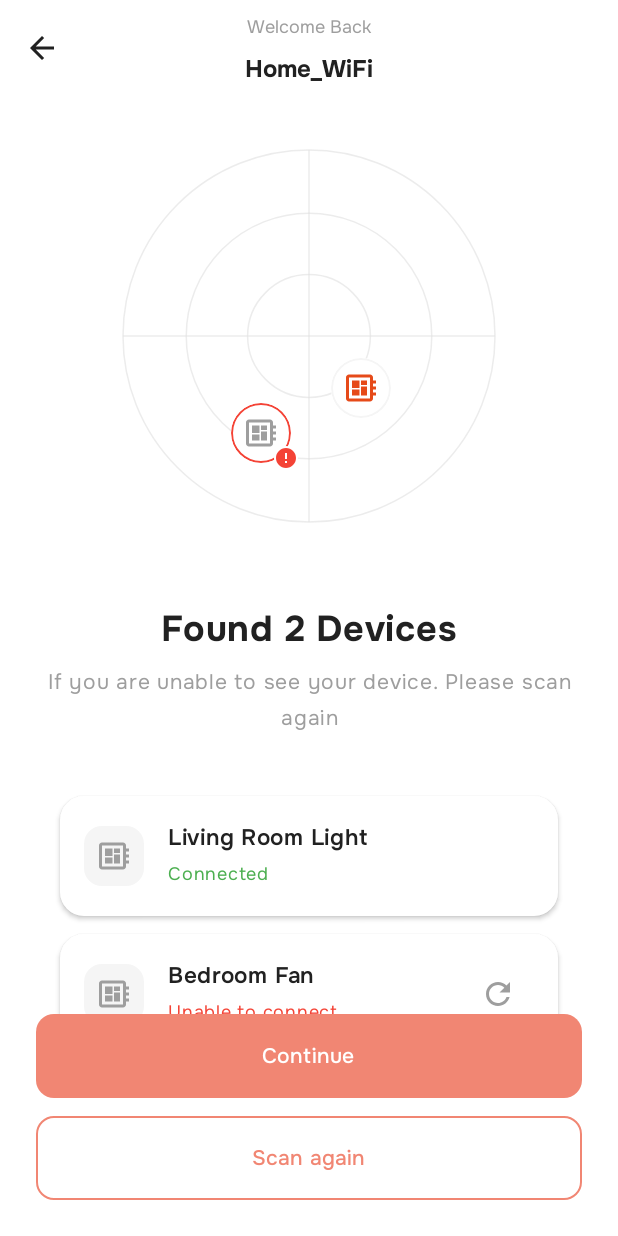
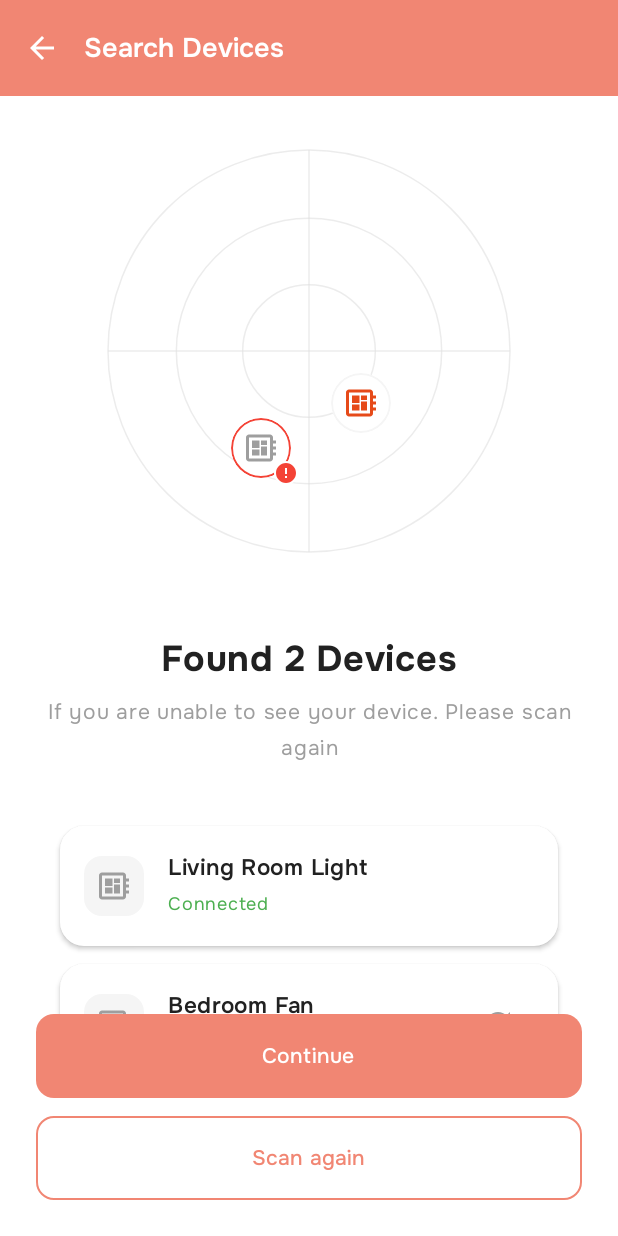
Before and after one commit to Sumit-Dev-07/Home-Automation-Demo, an Android app built with Jetpack Compose: the @Preview function SearchDeviceResultsPreview, on a phone screen of 412 x 824 dp. Run offline under Robolectric (Android 15) with nearby library versions, the light colour scheme and no system bars; our stand-ins replace Dagger/Hilt's generated code; libraries missing offline, so code that uses them is left out: androidx.hilt.lifecycle.

Commit message:
Refine ui.

```diff
--- a/app/src/main/java/com/app/iot/ui/components/CommonTopAppBar.kt
+++ b/app/src/main/java/com/app/iot/ui/components/CommonTopAppBar.kt
@@ -15,6 +15,7 @@ import androidx.compose.ui.text.TextStyle
 import androidx.compose.ui.unit.sp
 import com.app.iot.R
 import com.app.iot.ui.theme.AppFont
+import com.app.iot.ui.theme.AppPalette
 
 @OptIn(ExperimentalMaterial3Api::class)
 @Composable
@@ -51,7 +52,7 @@ fun CommonTopAppBar(
         },
         actions = actions,
         colors = TopAppBarDefaults.topAppBarColors(
-            containerColor = MaterialTheme.colorScheme.primary
+            containerColor = AppPalette.secondary
         )
     )
 }
--- a/app/src/main/java/com/app/iot/ui/features/home/search/SearchDeviceScreen.kt
+++ b/app/src/main/java/com/app/iot/ui/features/home/search/SearchDeviceScreen.kt
@@ -10,31 +10,21 @@ import androidx.compose.animation.fadeIn
 import androidx.compose.animation.fadeOut
 import androidx.compose.animation.shrinkVertically
 import androidx.compose.foundation.BorderStroke
-import androidx.compose.foundation.background
 import androidx.compose.foundation.layout.Arrangement
 import androidx.compose.foundation.layout.Box
 import androidx.compose.foundation.layout.Column
 import androidx.compose.foundation.layout.Spacer
-import androidx.compose.foundation.layout.WindowInsets
 import androidx.compose.foundation.layout.fillMaxSize
 import androidx.compose.foundation.layout.fillMaxWidth
 import androidx.compose.foundation.layout.height
 import androidx.compose.foundation.layout.padding
-import androidx.compose.foundation.layout.statusBars
-import androidx.compose.foundation.layout.width
-import androidx.compose.foundation.layout.windowInsetsTopHeight
 import androidx.compose.foundation.shape.RoundedCornerShape
 import androidx.compose.material3.Button
 import androidx.compose.material3.ButtonDefaults
-import androidx.compose.material3.ExperimentalMaterial3Api
-import androidx.compose.material3.Icon
-import androidx.compose.material3.IconButton
 import androidx.compose.material3.OutlinedButton
 import androidx.compose.material3.Scaffold
 import androidx.compose.material3.Text
 import androidx.compose.material3.TextButton
-import androidx.compose.material3.TopAppBar
-import androidx.compose.material3.TopAppBarDefaults
 import androidx.compose.runtime.Composable
 import androidx.compose.runtime.DisposableEffect
 import androidx.compose.runtime.LaunchedEffect
@@ -45,17 +35,15 @@ import androidx.compose.runtime.remember
 import androidx.compose.runtime.setValue
 import androidx.compose.ui.Alignment
 import androidx.compose.ui.Modifier
-import androidx.compose.ui.graphics.Color
 import androidx.compose.ui.platform.LocalContext
 import androidx.compose.ui.platform.LocalView
-import androidx.compose.ui.res.painterResource
 import androidx.compose.ui.text.style.TextAlign
 import androidx.compose.ui.tooling.preview.Preview
 import androidx.compose.ui.unit.dp
 import androidx.compose.ui.unit.sp
 import androidx.core.view.WindowCompat
 import androidx.hilt.lifecycle.viewmodel.compose.hiltViewModel
-import com.app.iot.R
+import com.app.iot.ui.components.CommonTopAppBar
 import com.app.iot.ui.features.home.search.components.DiscoveryList
 import com.app.iot.ui.features.home.search.components.RadarGraphic
 import com.app.iot.ui.features.home.viewmodel.ConnectionStatus
@@ -86,7 +74,6 @@ fun SearchDeviceScreen(
 	if (isPreview()) {
 		SearchDeviceContent(
 			step = SearchFlowStep.INITIAL,
-			wifiSsid = "Home_WiFi",
 			devices = emptyList(),
 			permissionMessage = null,
 			showOpenSettings = false,
@@ -110,7 +97,6 @@ fun SearchDeviceScreen(
 	var showOpenSettings by remember { mutableStateOf(false) }
 	val discoveryState by homeViewModel.discoveryState.collectAsState()
 	val scanState by homeViewModel.scanState.collectAsState()
-	val wifiSsid = remember { homeViewModel.getWifiSsid() }
 
 	fun startScan() {
 		permissionMessage = null
@@ -166,7 +152,6 @@ fun SearchDeviceScreen(
 
 	SearchDeviceContent(
 		step = currentStep,
-		wifiSsid = wifiSsid,
 		devices = discoveryState,
 		permissionMessage = permissionMessage,
 		showOpenSettings = showOpenSettings,
@@ -192,11 +177,9 @@ fun SearchDeviceScreen(
 	)
 }
 
-@OptIn(ExperimentalMaterial3Api::class)
 @Composable
 private fun SearchDeviceContent(
 	step: SearchFlowStep,
-	wifiSsid: String,
 	devices: List<DeviceDiscoveryStatus>,
 	permissionMessage: String?,
 	showOpenSettings: Boolean,
@@ -237,42 +220,11 @@ private fun SearchDeviceContent(
 		}
 	}
 
-	Box(modifier = Modifier.fillMaxSize()) {
 	Scaffold(
 		topBar = {
-			TopAppBar(
-				title = {
-					Column(
-						horizontalAlignment = Alignment.CenterHorizontally,
-						modifier = Modifier.fillMaxWidth()
-					) {
-						Text(
-							text = "Welcome Back",
-							fontSize = 12.sp,
-							fontFamily = AppFont.onestRegular,
-							color = AppPalette.gray
-						)
-						Text(
-							text = wifiSsid.ifEmpty { "WiFi Connected" },
-							fontSize = 16.sp,
-							fontFamily = AppFont.onestBold,
-							color = AppPalette.black
-						)
-					}
-				},
-				navigationIcon = {
-					IconButton(onClick = onClose) {
-						Icon(
-							painter = painterResource(R.drawable.outline_arrow_back_24),
-							contentDescription = "Back",
-							tint = AppPalette.black
-						)
-					}
-				},
-				actions = {
-					Spacer(modifier = Modifier.width(48.dp))
-				},
-				colors = TopAppBarDefaults.topAppBarColors(containerColor = Color.Transparent)
+			CommonTopAppBar(
+				title = "Search Devices",
+				onBackClick = onClose
 			)
 		},
 		containerColor = AppPalette.white
@@ -456,15 +408,6 @@ private fun SearchDeviceContent(
 			}
 		}
 	}
-
-		Box(
-			modifier = Modifier
-				.align(Alignment.TopCenter)
-				.fillMaxWidth()
-				.windowInsetsTopHeight(WindowInsets.statusBars)
-				.background(AppPalette.secondary)
-		)
-	}
 }
 
 @Preview(showBackground = true)
@@ -481,7 +424,6 @@ fun SearchDeviceResultsPreview() {
 	AppPreview(padding = 0.dp, color = AppPalette.white) {
 		SearchDeviceContent(
 			step = SearchFlowStep.RESULTS,
-			wifiSsid = "Home_WiFi",
 			devices = listOf(
 				DeviceDiscoveryStatus(
 					DiscoveredDevice("Living Room Light", "192.168.1.12"),
--- a/app/src/main/java/com/app/iot/ui/features/home/search/components/RadarGraphic.kt
+++ b/app/src/main/java/com/app/iot/ui/features/home/search/components/RadarGraphic.kt
@@ -53,7 +53,7 @@ fun RadarGraphic(
 
     Box(
         modifier = modifier
-            .size(280.dp)
+            .size(300.dp)
             .padding(16.dp),
         contentAlignment = Alignment.Center
     ) {
--- a/app/src/main/java/com/app/iot/ui/theme/AppPalette.kt
+++ b/app/src/main/java/com/app/iot/ui/theme/AppPalette.kt
@@ -8,6 +8,7 @@ object AppPalette {
 
     val black = Color(0xFF212121)
     val white = Color(0xFFFFFFFF)
+    val background = Color(0xF1F1F1F1)
     val gray = Color(0xFF9E9E9E)
     val lightGray = Color(0xFFF5F5F5)
     val darkGray = Color(0xFF424242)
```
Also changed, not shown: 1 other file.
